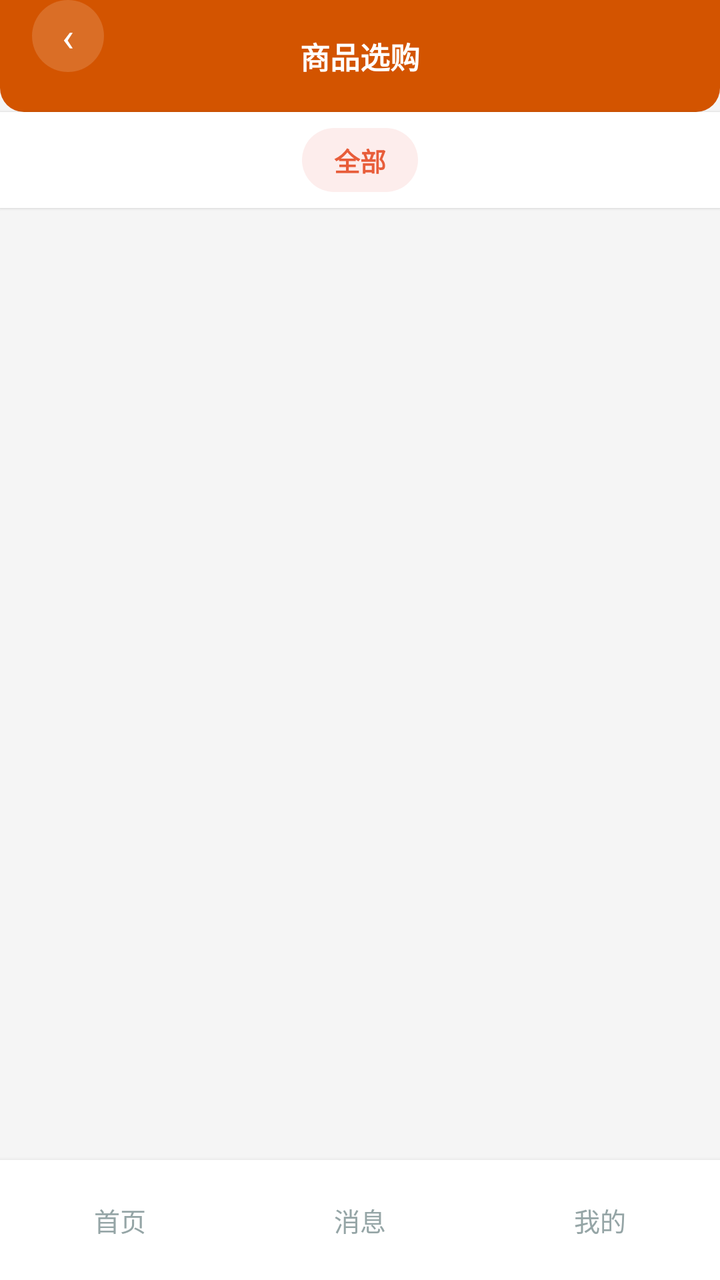
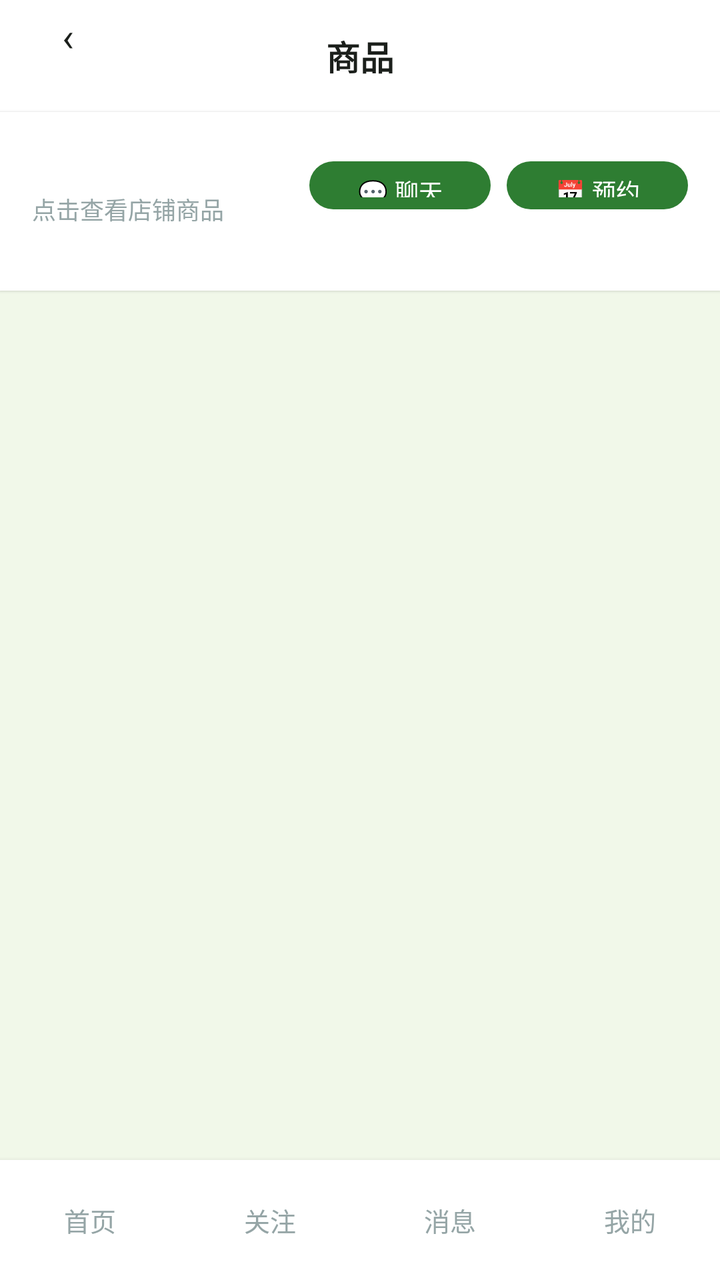

Two renders of the same Android screen: before a commit and after it. Below are the layout's source before the change and the commit's diff.
<!-- AndroidManifest.xml: application theme Theme.ClothingSI -->
<!-- res/layout/activity_buyer_products.xml -->
<?xml version="1.0" encoding="utf-8"?>
<LinearLayout xmlns:android="http://schemas.android.com/apk/res/android"
    xmlns:app="http://schemas.android.com/apk/res-auto"
    android:layout_width="match_parent" android:layout_height="match_parent"
    android:orientation="vertical" android:background="#F5F5F5">
    <RelativeLayout android:layout_width="match_parent" android:layout_height="56dp"
        android:background="@drawable/header_bar_bg" android:paddingHorizontal="16dp">
        <TextView android:id="@+id/btn_back" android:layout_width="36dp" android:layout_height="36dp"
            android:text="‹" android:textSize="20dp" android:textColor="#FFFFFF"
            android:gravity="center" android:background="@drawable/circle_bg" />
        <TextView android:id="@+id/tv_title"
            android:layout_width="wrap_content" android:layout_height="wrap_content"
            android:text="商品选购" android:textSize="15dp" android:textStyle="bold"
            android:textColor="#FFFFFF" android:layout_centerInParent="true"
            android:maxWidth="160dp" android:ellipsize="end" android:singleLine="true" />
        <LinearLayout android:layout_width="wrap_content" android:layout_height="wrap_content"
            android:orientation="horizontal" android:layout_alignParentEnd="true">
            <com.google.android.material.button.MaterialButton android:id="@+id/btn_contact_seller"
                android:layout_width="wrap_content" android:layout_height="32dp"
                android:text="💬" android:textSize="12dp" app:cornerRadius="16dp"
                android:visibility="gone" />
            <com.google.android.material.button.MaterialButton android:id="@+id/btn_make_appointment"
                android:layout_width="wrap_content" android:layout_height="32dp"
                android:text="📅 预约" android:textSize="11dp" app:cornerRadius="16dp"
                android:visibility="gone" android:layout_marginStart="4dp" />
        </LinearLayout>
    </RelativeLayout>

    
    <LinearLayout android:id="@+id/layout_categories"
        android:layout_width="match_parent" android:layout_height="wrap_content"
        android:orientation="horizontal" android:gravity="center"
        android:paddingVertical="8dp" android:paddingHorizontal="16dp"
        android:background="#FFFFFF" android:elevation="1dp">
        <TextView android:id="@+id/tab_all"
            android:layout_width="wrap_content" android:layout_height="32dp"
            android:gravity="center" android:text="全部" android:textSize="13dp"
            android:paddingHorizontal="16dp" android:textColor="#E85D3A"
            android:textStyle="bold" android:background="@drawable/tab_active_bg" />
    </LinearLayout>

    <ScrollView android:layout_width="match_parent" android:layout_height="0dp"
        android:layout_weight="1" android:padding="12dp">
        <GridLayout android:id="@+id/layout_products"
            android:layout_width="match_parent" android:layout_height="wrap_content"
            android:columnCount="2" android:alignmentMode="alignMargins"
            android:horizontalSpacing="10dp" android:verticalSpacing="10dp" />
    </ScrollView>

    
    <LinearLayout android:layout_width="match_parent" android:layout_height="wrap_content"
        android:orientation="horizontal" android:gravity="center"
        android:paddingVertical="10dp" android:background="#FFFFFF"
        android:weightSum="3" android:elevation="4dp">
        <TextView android:id="@+id/bottom_home" android:layout_width="0dp" android:layout_height="40dp" android:layout_weight="1"
            android:gravity="center" android:text="首页" android:textColor="#95A5A6"
            android:textSize="13dp" android:clickable="true" android:focusable="true" />
        <TextView android:id="@+id/bottom_messages" android:layout_width="0dp" android:layout_height="40dp"
            android:layout_weight="1" android:gravity="center" android:text="消息"
            android:textColor="#95A5A6" android:textSize="13dp"
            android:clickable="true" android:focusable="true" />
        <TextView android:id="@+id/bottom_profile" android:layout_width="0dp" android:layout_height="40dp"
            android:layout_weight="1" android:gravity="center" android:text="我的"
            android:textColor="#95A5A6" android:textSize="13dp"
            android:clickable="true" android:focusable="true" />
    </LinearLayout>
</LinearLayout>
<!-- resources referenced by this layout -->
<resources>
  <!-- drawable circle_bg (drawable) -->
  <?xml version="1.0" encoding="utf-8"?>
  <shape xmlns:android="http://schemas.android.com/apk/res/android" android:shape="oval">
      <solid android:color="#26FFFFFF" />
  </shape>
  <!-- drawable header_bar_bg (drawable) -->
  <?xml version="1.0" encoding="utf-8"?>
  <shape xmlns:android="http://schemas.android.com/apk/res/android" android:shape="rectangle">
      <solid android:color="#D35400" />
      <corners android:bottomLeftRadius="12dp" android:bottomRightRadius="12dp" />
  </shape>
  <!-- drawable tab_active_bg (drawable) -->
  <?xml version="1.0" encoding="utf-8"?>
  <shape xmlns:android="http://schemas.android.com/apk/res/android" android:shape="rectangle">
      <solid android:color="#FDEDEC" />
      <corners android:radius="16dp" />
  </shape>
  <style name="Theme.ClothingSI" parent="Theme.Material3.Light.NoActionBar">
          <item name="colorPrimary">@color/primary</item>
          <item name="colorPrimaryDark">@color/primary_dark</item>
          <item name="colorAccent">@color/accent</item>
          <item name="android:statusBarColor">@color/primary_dark</item>
          <item name="android:navigationBarColor">@color/white</item>
      </style>
  <color name="primary">#E85D3A</color>
  <color name="primary_dark">#D35400</color>
  <color name="accent">#F4A460</color>
  <color name="white">#FFFFFF</color>
</resources>

<!-- the commit's change to res/layout/activity_buyer_products.xml (unified diff, before → after) -->
@@ -2,66 +2,77 @@
 <LinearLayout xmlns:android="http://schemas.android.com/apk/res/android"
     xmlns:app="http://schemas.android.com/apk/res-auto"
     android:layout_width="match_parent" android:layout_height="match_parent"
-    android:orientation="vertical" android:background="#F5F5F5">
+    android:orientation="vertical" android:background="@color/bg">
     <RelativeLayout android:layout_width="match_parent" android:layout_height="56dp"
         android:background="@drawable/header_bar_bg" android:paddingHorizontal="16dp">
         <TextView android:id="@+id/btn_back" android:layout_width="36dp" android:layout_height="36dp"
-            android:text="‹" android:textSize="20dp" android:textColor="#FFFFFF"
+            android:text="‹" android:textSize="20dp" android:textColor="@color/text_primary"
             android:gravity="center" android:background="@drawable/circle_bg" />
-        <TextView android:id="@+id/tv_title"
-            android:layout_width="wrap_content" android:layout_height="wrap_content"
-            android:text="商品选购" android:textSize="15dp" android:textStyle="bold"
-            android:textColor="#FFFFFF" android:layout_centerInParent="true"
-            android:maxWidth="160dp" android:ellipsize="end" android:singleLine="true" />
-        <LinearLayout android:layout_width="wrap_content" android:layout_height="wrap_content"
-            android:orientation="horizontal" android:layout_alignParentEnd="true">
-            <com.google.android.material.button.MaterialButton android:id="@+id/btn_contact_seller"
-                android:layout_width="wrap_content" android:layout_height="32dp"
-                android:text="💬" android:textSize="12dp" app:cornerRadius="16dp"
-                android:visibility="gone" />
-            <com.google.android.material.button.MaterialButton android:id="@+id/btn_make_appointment"
-                android:layout_width="wrap_content" android:layout_height="32dp"
-                android:text="📅 预约" android:textSize="11dp" app:cornerRadius="16dp"
-                android:visibility="gone" android:layout_marginStart="4dp" />
+        <TextView android:layout_width="wrap_content" android:layout_height="wrap_content"
+            android:text="商品" android:textSize="17dp" android:textStyle="bold"
+            android:textColor="@color/text_primary" android:layout_centerInParent="true" />
+    </RelativeLayout>
+    <LinearLayout android:layout_width="match_parent" android:layout_height="wrap_content"
+        android:orientation="horizontal" android:gravity="center_vertical"
+        android:background="#FFFFFF" android:padding="16dp" android:elevation="1dp">
+        <LinearLayout android:layout_width="0dp" android:layout_height="wrap_content"
+            android:layout_weight="1" android:orientation="vertical">
+            <TextView android:id="@+id/tv_shop_name" android:layout_width="wrap_content"
+                android:layout_height="wrap_content" android:textSize="16dp" android:textStyle="bold"
+                android:textColor="#2D3436" />
+            <TextView android:layout_width="wrap_content" android:layout_height="wrap_content"
+                android:text="点击查看店铺商品" android:textSize="12dp" android:textColor="#95A5A6"
+                android:layout_marginTop="2dp" />
         </LinearLayout>
-    </RelativeLayout>
-
-    
+        <com.google.android.material.button.MaterialButton android:id="@+id/btn_contact_seller"
+            android:layout_width="wrap_content" android:layout_height="32dp"
+            android:text="💬 聊天" android:textSize="12dp" app:cornerRadius="18dp"
+            android:layout_marginEnd="8dp" />
+        <com.google.android.material.button.MaterialButton android:id="@+id/btn_make_appointment"
+            android:layout_width="wrap_content" android:layout_height="32dp"
+            android:text="📅 预约" android:textSize="12dp" app:cornerRadius="18dp" />
+    </LinearLayout>
     <LinearLayout android:id="@+id/layout_categories"
         android:layout_width="match_parent" android:layout_height="wrap_content"
         android:orientation="horizontal" android:gravity="center"
         android:paddingVertical="8dp" android:paddingHorizontal="16dp"
-        android:background="#FFFFFF" android:elevation="1dp">
-        <TextView android:id="@+id/tab_all"
-            android:layout_width="wrap_content" android:layout_height="32dp"
-            android:gravity="center" android:text="全部" android:textSize="13dp"
-            android:paddingHorizontal="16dp" android:textColor="#E85D3A"
-            android:textStyle="bold" android:background="@drawable/tab_active_bg" />
-    </LinearLayout>
-
+        android:background="#FFFFFF" android:elevation="1dp" />
     <ScrollView android:layout_width="match_parent" android:layout_height="0dp"
-        android:layout_weight="1" android:padding="12dp">
-        <GridLayout android:id="@+id/layout_products"
-            android:layout_width="match_parent" android:layout_height="wrap_content"
-            android:columnCount="2" android:alignmentMode="alignMargins"
-            android:horizontalSpacing="10dp" android:verticalSpacing="10dp" />
+        android:layout_weight="1" android:padding="16dp">
+        <LinearLayout android:layout_width="match_parent" android:layout_height="wrap_content"
+            android:orientation="vertical">
+            <LinearLayout android:id="@+id/layout_products"
+                android:layout_width="match_parent" android:layout_height="wrap_content"
+                android:orientation="vertical" />
+            <com.google.android.material.button.MaterialButton android:id="@+id/btn_make_appointment2"
+                android:layout_width="match_parent" android:layout_height="44dp"
+                android:text="📅 预约看货" app:cornerRadius="22dp" android:visibility="gone"
+                android:layout_marginTop="12dp" />
+        </LinearLayout>
     </ScrollView>
-
-    
-    <LinearLayout android:layout_width="match_parent" android:layout_height="wrap_content"
-        android:orientation="horizontal" android:gravity="center"
-        android:paddingVertical="10dp" android:background="#FFFFFF"
-        android:weightSum="3" android:elevation="4dp">
-        <TextView android:id="@+id/bottom_home" android:layout_width="0dp" android:layout_height="40dp" android:layout_weight="1"
-            android:gravity="center" android:text="首页" android:textColor="#95A5A6"
-            android:textSize="13dp" android:clickable="true" android:focusable="true" />
-        <TextView android:id="@+id/bottom_messages" android:layout_width="0dp" android:layout_height="40dp"
-            android:layout_weight="1" android:gravity="center" android:text="消息"
-            android:textColor="#95A5A6" android:textSize="13dp"
-            android:clickable="true" android:focusable="true" />
-        <TextView android:id="@+id/bottom_profile" android:layout_width="0dp" android:layout_height="40dp"
-            android:layout_weight="1" android:gravity="center" android:text="我的"
-            android:textColor="#95A5A6" android:textSize="13dp"
-            android:clickable="true" android:focusable="true" />
-    </LinearLayout>
+    <include layout="@layout/include_buyer_bottom" />
 </LinearLayout>
+<!-- res/layout/include_buyer_bottom.xml (included above) -->
+<?xml version="1.0" encoding="utf-8"?>
+<LinearLayout xmlns:android="http://schemas.android.com/apk/res/android"
+    android:layout_width="match_parent" android:layout_height="wrap_content"
+    android:orientation="horizontal" android:gravity="center"
+    android:paddingVertical="10dp" android:background="#FFFFFF"
+    android:weightSum="4" android:elevation="4dp">
+    <TextView android:id="@+id/bottom_home" android:layout_width="0dp" android:layout_height="40dp"
+        android:layout_weight="1" android:gravity="center" android:text="首页"
+        android:textSize="13dp" android:textColor="#95A5A6"
+        android:clickable="true" android:focusable="true" />
+    <TextView android:id="@+id/bottom_follow" android:layout_width="0dp" android:layout_height="40dp"
+        android:layout_weight="1" android:gravity="center" android:text="关注"
+        android:textSize="13dp" android:textColor="#95A5A6"
+        android:clickable="true" android:focusable="true" />
+    <TextView android:id="@+id/bottom_messages" android:layout_width="0dp" android:layout_height="40dp"
+        android:layout_weight="1" android:gravity="center" android:text="消息"
+        android:textSize="13dp" android:textColor="#95A5A6"
+        android:clickable="true" android:focusable="true" />
+    <TextView android:id="@+id/bottom_profile" android:layout_width="0dp" android:layout_height="40dp"
+        android:layout_weight="1" android:gravity="center" android:text="我的"
+        android:textSize="13dp" android:textColor="#95A5A6"
+        android:clickable="true" android:focusable="true" />
+</LinearLayout>
<!-- resource entries referenced after the edit -->
@@ -1,5 +1,7 @@
 <!-- resources referenced by this layout -->
 <resources>
+  <color name="bg">#F1F8E9</color>
+  <color name="text_primary">#1B1F1B</color>
   <!-- drawable circle_bg (drawable) -->
   <?xml version="1.0" encoding="utf-8"?>
   <shape xmlns:android="http://schemas.android.com/apk/res/android" android:shape="oval">
@@ -8,25 +10,26 @@
   <!-- drawable header_bar_bg (drawable) -->
   <?xml version="1.0" encoding="utf-8"?>
   <shape xmlns:android="http://schemas.android.com/apk/res/android" android:shape="rectangle">
-      <solid android:color="#D35400" />
-      <corners android:bottomLeftRadius="12dp" android:bottomRightRadius="12dp" />
-  </shape>
-  <!-- drawable tab_active_bg (drawable) -->
-  <?xml version="1.0" encoding="utf-8"?>
-  <shape xmlns:android="http://schemas.android.com/apk/res/android" android:shape="rectangle">
-      <solid android:color="#FDEDEC" />
-      <corners android:radius="16dp" />
+      <solid android:color="#FFFFFF" />
   </shape>
   <style name="Theme.ClothingSI" parent="Theme.Material3.Light.NoActionBar">
           <item name="colorPrimary">@color/primary</item>
           <item name="colorPrimaryDark">@color/primary_dark</item>
           <item name="colorAccent">@color/accent</item>
-          <item name="android:statusBarColor">@color/primary_dark</item>
+          <item name="android:statusBarColor">@android:color/transparent</item>
           <item name="android:navigationBarColor">@color/white</item>
+          
+          <item name="android:windowLightStatusBar">true</item>
+          
+          <item name="android:fontFamily">sans-serif</item>
+          <item name="android:textViewStyle">@style/TextView.Base</item>
       </style>
-  <color name="primary">#E85D3A</color>
-  <color name="primary_dark">#D35400</color>
-  <color name="accent">#F4A460</color>
+  <color name="primary">#2E7D32</color>
+  <color name="primary_dark">#1B5E20</color>
+  <color name="accent">#66BB6A</color>
   <color name="white">#FFFFFF</color>
+  <style name="TextView.Base" parent="android:Widget.TextView">
+          <item name="android:fontFamily">sans-serif</item>
+      </style>
 </resources>
 
